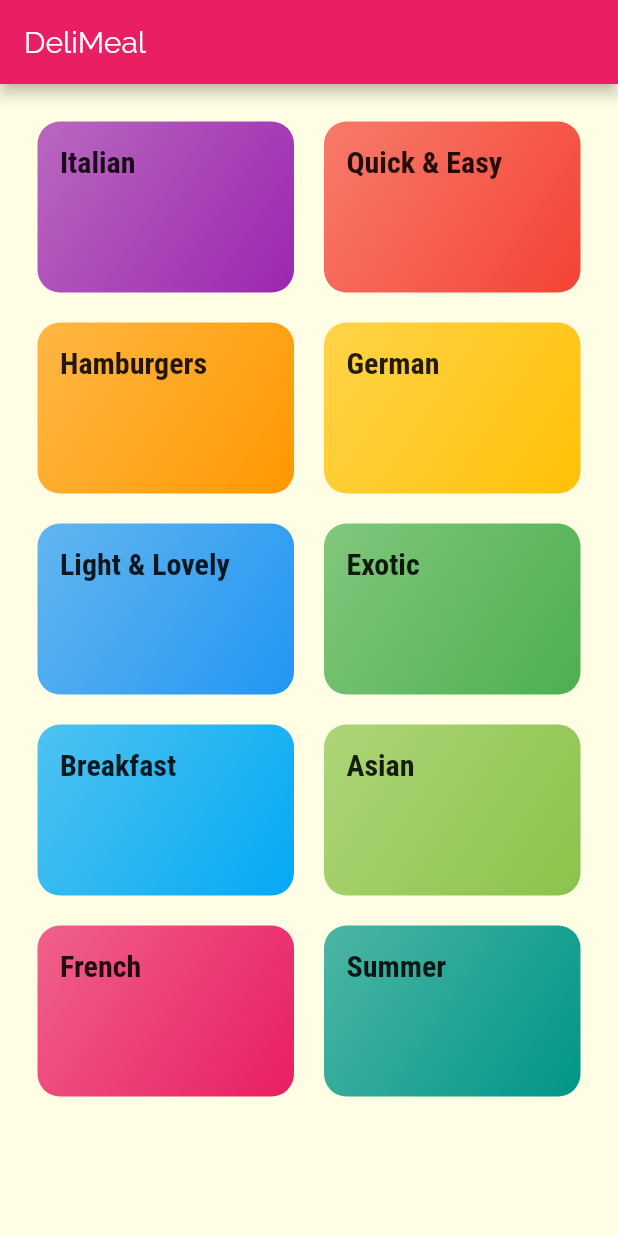
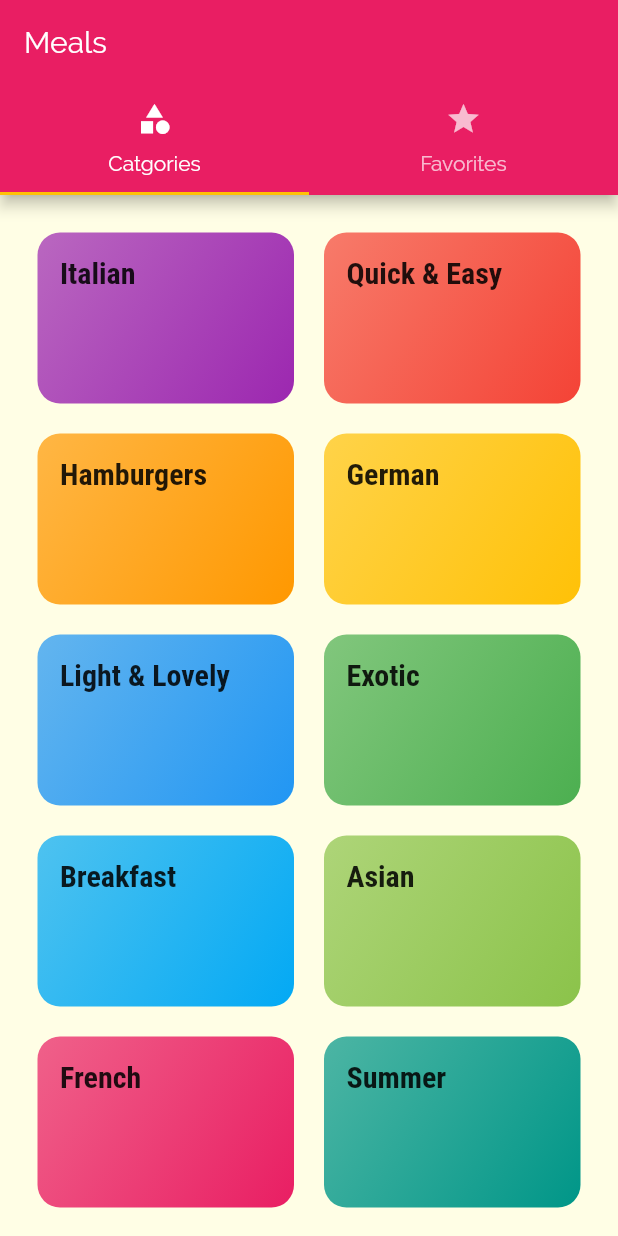
Before and after one commit to antoniofern/meals-app, a Flutter app: the screen it shows after launch, on a phone screen of 412 x 824 dp. Run offline on Flutter 3.47's test engine with Material 2 defaults, Android fonts, the phone set to English and light mode, and no system bars.

Commit message:
:sparkles: add tabbar to the appbar

```diff
--- a/lib/main.dart
+++ b/lib/main.dart
@@ -1,5 +1,6 @@
 import 'package:flutter/material.dart';
 
+import './screens/tabs_screen.dart';
 import './screens/meal_detail_screen.dart';
 import './screens/category_meals_screen.dart';
 import './screens/categories_screen.dart';
@@ -35,7 +36,7 @@ class MyApp extends StatelessWidget {
       // home: CategoriesScreen(),
       initialRoute: '/', // default is '/'
       routes: {
-        '/': (ctx) => CategoriesScreen(),
+        '/': (ctx) => TabsScreen(),
         CategoryMealsScreen.routeName: (ctx) => CategoryMealsScreen(),
         MealDetailScreen.routeName: (ctx) => MealDetailScreen(),
       },
--- a/lib/screens/categories_screen.dart
+++ b/lib/screens/categories_screen.dart
@@ -6,11 +6,7 @@ import '../widgets/category_item.dart';
 class CategoriesScreen extends StatelessWidget {
   @override
   Widget build(BuildContext context) {
-    return Scaffold(
-      appBar: AppBar(
-        title: const Text('DeliMeal'),
-      ),
-      body: GridView(
+    return GridView(
       padding: const EdgeInsets.all(25),
       children: DUMMY_CATEGORIES
           .map(
@@ -27,7 +23,6 @@ class CategoriesScreen extends StatelessWidget {
         crossAxisSpacing: 20,
         mainAxisSpacing: 20,
       ),
-      ),
     );
   }
 }
--- /dev/null
+++ b/lib/screens/favorites_screen.dart
@@ -0,0 +1,10 @@
+import 'package:flutter/material.dart';
+
+class FavoritesScreen extends StatelessWidget {
+  @override
+  Widget build(BuildContext context) {
+    return Center(
+      child: Text('The Favorites'),
+    );
+  }
+}
--- /dev/null
+++ b/lib/screens/tabs_screen.dart
@@ -0,0 +1,44 @@
+import 'package:flutter/material.dart';
+import 'package:meals_app/screens/favorites_screen.dart';
+
+import './categories_screen.dart';
+
+class TabsScreen extends StatefulWidget {
+  @override
+  _TabsScreenState createState() => _TabsScreenState();
+}
+
+class _TabsScreenState extends State<TabsScreen> {
+  @override
+  Widget build(BuildContext context) {
+    return DefaultTabController(
+      // initialIndex: 0, // is default
+      length: 2,
+      child: Scaffold(
+        appBar: AppBar(
+          title: Text('Meals'),
+          bottom: TabBar(
+            tabs: [
+              Tab(
+                icon: Icon(
+                  Icons.category,
+                ),
+                text: 'Catgories',
+              ),
+              Tab(
+                icon: Icon(Icons.star),
+                text: 'Favorites',
+              ),
+            ],
+          ),
+        ),
+        body: TabBarView(
+          children: [
+            CategoriesScreen(),
+            FavoritesScreen(),
+          ],
+        ),
+      ),
+    );
+  }
+}
```
Lines whose indentation alone changed are shown as unchanged.
